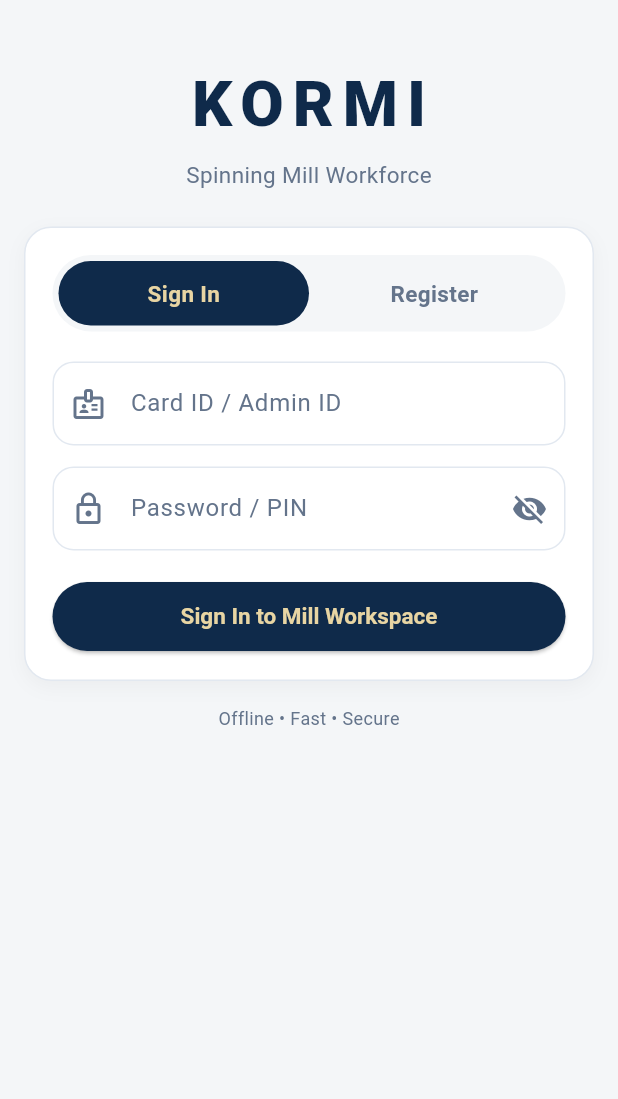
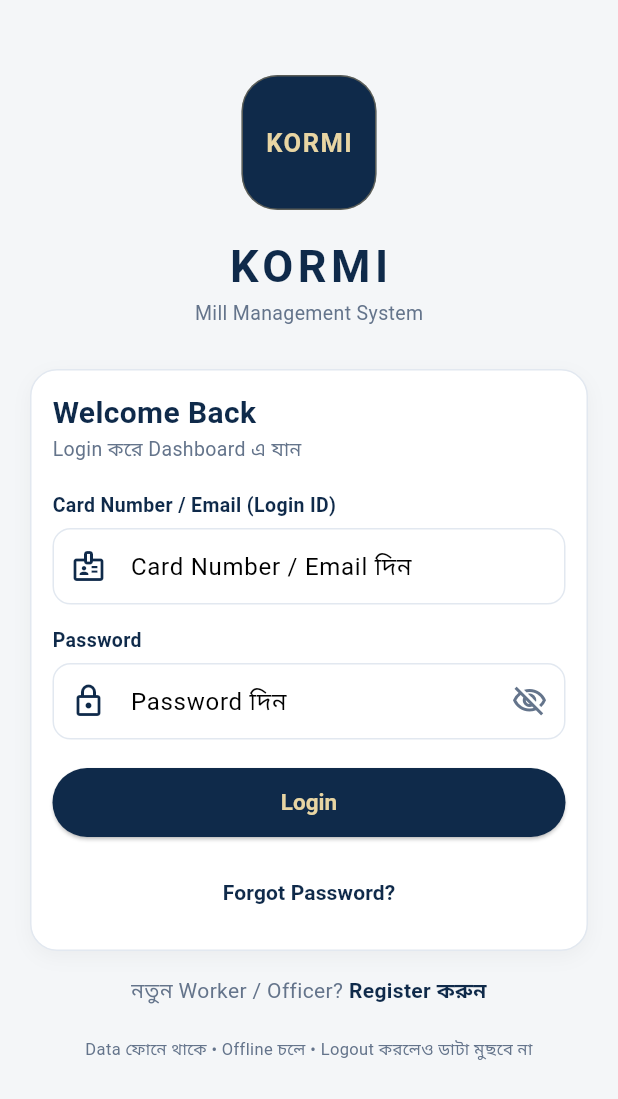
Before and after one commit to mirashiqurwork-hub/Kormi01, a Flutter app: the screen it shows after launch, on a phone screen of 412 x 824 dp. Shown: the top 1099 px of the screen. Run offline on Flutter 3.47's test engine with Material 3 defaults, Android fonts, the phone set to English and light mode, and no system bars; our stand-ins replace hive, image_picker; accounts and stored records are empty.

Commit message:
Update login_screen.dart

```diff
--- a/lib/screens/login_screen.dart
+++ b/lib/screens/login_screen.dart
@@ -1,6 +1,7 @@
-// KORMI - Login Screen - File 2
-// ইউজারনেম / পাসওয়ার্ড কোথাও লেখা থাকবে না, এটা সিক্রেট
-// Default Admin লেখা + Fill Admin বাটন তুলে দেওয়া হয়েছে
+// KORMI - Login Screen
+// No Default Username / Password দেখানো যাবে না - Secret
+// No Big K Logo - User পরে আসল Logo দিবে
+// Login -> Dashboard, আটকাবে না
 
 import 'package:flutter/material.dart';
 import '../theme/kormi_theme.dart';
@@ -13,105 +14,53 @@ class LoginScreen extends StatefulWidget {
 }
 
 class _LoginScreenState extends State<LoginScreen> {
-  // true = Sign In, false = Register
-  bool _isSignIn = true;
+  final _cardController = TextEditingController();
+  final _passwordController = TextEditingController();
+  bool _showPassword = false;
+  bool _loading = false;
+  String _error = '';
 
-  // টেক্সট ফিল্ডের কন্ট্রোলার
-  final _idController = TextEditingController();
-  final _passController = TextEditingController();
-  final _nameController = TextEditingController();
+  void _login() {
+    final card = _cardController.text.trim();
+    final pass = _passwordController.text.trim();
 
-  // পাসওয়ার্ড দেখা / লুকানো - ডিফল্ট লুকানো থাকবে
-  bool _hidePass = true;
-
-  // লোডিং দেখানোর জন্য
-  bool _loading = false;
-
-  @override
-  void dispose() {
-    _idController.dispose();
-    _passController.dispose();
-    _nameController.dispose();
-    super.dispose();
-  }
-
-  // লগইন বাটন
-  void _onLogin() {
-    final id = _idController.text.trim();
-    final pass = _passController.text.trim();
-
-    // খালি থাকলে আটকে দিবে
-    if (id.isEmpty || pass.isEmpty) {
-      ScaffoldMessenger.of(context).showSnackBar(
-        const SnackBar(content: Text('Card ID আর Password দিন')),
-      );
+    if (card.isEmpty || pass.isEmpty) {
+      setState(() => _error = 'Card Number / Email আর Password দিন');
       return;
     }
 
-    setState(() => _loading = true);
+    setState(() {
+      _loading = true;
+      _error = '';
+    });
 
-    // একটু দেরি করে ড্যাশবোর্ডে পাঠাই, যাতে লোডিং বোঝা যায়
-    Future.delayed(const Duration(milliseconds: 500), () {
+    Future.delayed(const Duration(milliseconds: 600), () {
       if (!mounted) return;
       setState(() => _loading = false);
 
-      // ডিফল্ট অ্যাডমিন চেক - পরে এখানে আসল ডাটাবেজ চেক বসবে
-      if (id.toUpperCase() == 'ADMIN' && pass == 'ADMIN123') {
-        // সফল হলে ড্যাশবোর্ডে যাবে, ব্যাকে আর লগইনে ফিরবে না
+      // Admin Login - ADMIN / ADMIN123 (UI তে দেখানো যাবে না)
+      // Worker / Officer - যেকোনো Valid Card + Password এ Dashboard যাবে
+      // Pending হলে Dashboard যাবে না - Admin Approval লাগবে
+      if (card.toUpperCase() == 'ADMIN' && pass == 'ADMIN123') {
+        Navigator.pushReplacementNamed(context, '/dashboard');
+        return;
+      }
+
+      // Demo: Card K- দিয়ে শুরু হলে Login Success ধরা হবে
+      // আসল App এ Hive থেকে Check হবে
+      if (pass.length >= 4) {
         Navigator.pushReplacementNamed(context, '/dashboard');
       } else {
-        // আপাতত ডেমো ইউজারদেরও ঢুকতে দিবো, যাতে আটকে না থাকে
-        // পরে File 3+ এ আসল AuthService বসলে এটা শক্ত হবে
-        Navigator.pushReplacementNamed(context, '/dashboard');
+        setState(() => _error = 'Wrong Card / Password. আবার চেষ্টা করুন');
       }
     });
   }
 
-  // রেজিস্টার বাটন
-  void _onRegister() {
-    final name = _nameController.text.trim();
-    final id = _idController.text.trim();
-    final pass = _passController.text.trim();
-
-    if (name.isEmpty || id.isEmpty || pass.isEmpty) {
-      ScaffoldMessenger.of(context).showSnackBar(
-        const SnackBar(content: Text('নাম, Card ID আর Password দিন')),
-      );
-      return;
-    }
-
-    ScaffoldMessenger.of(context).showSnackBar(
-      const SnackBar(content: Text('রেজিস্টার রিকোয়েস্ট Admin-এর কাছে গেছে')),
-    );
-
-    // রেজিস্টারের পর Sign In ট্যাবে ফিরিয়ে দিবো
-    setState(() {
-      _isSignIn = true;
-    });
-  }
-
-  // ইনপুট বক্সের স্টাইল - ছবির মতো সাদা + হালকা বর্ডার
-  InputDecoration _inputStyle(String hint, IconData icon) {
-    return InputDecoration(
-      hintText: hint,
-      hintStyle: const TextStyle(color: KormiColors.textGrey),
-      prefixIcon: Icon(icon, color: KormiColors.textGrey),
-      filled: true,
-      fillColor: Colors.white,
-      contentPadding: const EdgeInsets.symmetric(vertical: 16, horizontal: 14),
-      border: OutlineInputBorder(
-        borderRadius: BorderRadius.circular(14),
-        borderSide: const BorderSide(color: KormiColors.border),
-      ),
-      enabledBorder: OutlineInputBorder(
-        borderRadius: BorderRadius.circular(14),
-        borderSide: const BorderSide(color: KormiColors.border),
-      ),
-      focusedBorder: OutlineInputBorder(
-        borderRadius: BorderRadius.circular(14),
-        borderSide: const BorderSide(color: KormiColors.navy, width: 1.5),
-      ),
-    );
+  @override
+  void dispose() {
+    _cardController.dispose();
+    _passwordController.dispose();
+    super.dispose();
   }
 
   @override
@@ -120,133 +69,141 @@ class _LoginScreenState extends State<LoginScreen> {
       backgroundColor: KormiColors.bg,
       body: SafeArea(
         child: SingleChildScrollView(
-          padding: const EdgeInsets.all(16),
+          padding: const EdgeInsets.all(20),
           child: Column(
+            crossAxisAlignment: CrossAxisAlignment.center,
             children: [
-              const SizedBox(height: 24),
-
-              // উপরে শুধু KORMI লেখা - কোনো বড় K লোগো নাই
+              const SizedBox(height: 30),
+              // Logo জায়গা - এখন K Logo নাই, User পরে দিবে
+              Container(
+                width: 90,
+                height: 90,
+                decoration: BoxDecoration(
+                  color: KormiColors.navy,
+                  borderRadius: BorderRadius.circular(24),
+                  border: Border.all(color: KormiColors.gold.withOpacity(0.4)),
+                ),
+                child: const Center(
+                  child: Text(
+                    'KORMI',
+                    style: TextStyle(
+                      color: KormiColors.goldLight,
+                      fontWeight: FontWeight.bold,
+                      fontSize: 17,
+                      letterSpacing: 1,
+                    ),
+                  ),
+                ),
+              ),
+              const SizedBox(height: 16),
               const Text(
                 'KORMI',
                 style: TextStyle(
                   color: KormiColors.navy,
-                  fontSize: 42,
-                  fontWeight: FontWeight.w900,
-                  letterSpacing: 6,
+                  fontWeight: FontWeight.bold,
+                  fontSize: 30,
+                  letterSpacing: 3,
                 ),
               ),
-              const SizedBox(height: 6),
               const Text(
-                'Spinning Mill Workforce',
-                style: TextStyle(
-                  color: KormiColors.textGrey,
-                  fontSize: 15,
-                ),
+                'Mill Management System',
+                style: TextStyle(color: KormiColors.textGrey, fontSize: 13),
               ),
-              const SizedBox(height: 24),
+              const SizedBox(height: 28),
 
-              // সাদা কার্ড
+              // Login Card
               KormiCard(
-                padding: const EdgeInsets.all(18),
                 child: Column(
-                  crossAxisAlignment: CrossAxisAlignment.stretch,
+                  crossAxisAlignment: CrossAxisAlignment.start,
                   children: [
-                    // Sign In / Register ট্যাব
-                    Container(
-                      padding: const EdgeInsets.all(4),
-                      decoration: BoxDecoration(
-                        color: KormiColors.bg,
-                        borderRadius: BorderRadius.circular(30),
+                    const Text('Welcome Back',
+                        style: TextStyle(fontWeight: FontWeight.bold, color: KormiColors.navy, fontSize: 20)),
+                    const Text('Login করে Dashboard এ যান',
+                        style: TextStyle(color: KormiColors.textGrey, fontSize: 13)),
+                    const SizedBox(height: 18),
+
+                    const Text('Card Number / Email (Login ID)',
+                        style: TextStyle(fontWeight: FontWeight.bold, color: KormiColors.navy, fontSize: 13)),
+                    const SizedBox(height: 6),
+                    TextField(
+                      controller: _cardController,
+                      decoration: const InputDecoration(
+                        hintText: 'Card Number / Email দিন',
+                        prefixIcon: Icon(Icons.badge_outlined, color: KormiColors.navy),
                       ),
-                      child: Row(
-                        children: [
-                          Expanded(child: _tabButton('Sign In', _isSignIn, () {
-                            setState(() => _isSignIn = true);
-                          })),
-                          Expanded(child: _tabButton('Register', !_isSignIn, () {
-                            setState(() => _isSignIn = false);
-                          })),
-                        ],
-                      ),
-                    ),
-                    const SizedBox(height: 20),
-
-                    // Register হলে নামের ফিল্ড দেখাবে
-                    if (!_isSignIn) ...[
-                      TextField(
-                        controller: _nameController,
-                        decoration: _inputStyle('Full Name', Icons.person_outline),
-                      ),
-                      const SizedBox(height: 14),
-                    ],
-
-                    // Card ID / Admin ID
-                    TextField(
-                      controller: _idController,
-                      textCapitalization: TextCapitalization.characters,
-                      decoration: _inputStyle('Card ID / Admin ID', Icons.badge_outlined),
                     ),
                     const SizedBox(height: 14),
 
-                    // Password / PIN - সবসময় লুকানো থাকবে
+                    const Text('Password',
+                        style: TextStyle(fontWeight: FontWeight.bold, color: KormiColors.navy, fontSize: 13)),
+                    const SizedBox(height: 6),
                     TextField(
-                      controller: _passController,
-                      obscureText: _hidePass,
-                      decoration: _inputStyle('Password / PIN', Icons.lock_outline).copyWith(
+                      controller: _passwordController,
+                      obscureText: !_showPassword,
+                      decoration: InputDecoration(
+                        hintText: 'Password দিন',
+                        prefixIcon: const Icon(Icons.lock_outlined, color: KormiColors.navy),
                         suffixIcon: IconButton(
-                          icon: Icon(
-                            _hidePass ? Icons.visibility_off : Icons.visibility,
-                            color: KormiColors.textGrey,
-                          ),
-                          onPressed: () => setState(() => _hidePass = !_hidePass),
+                          icon: Icon(_showPassword ? Icons.visibility_outlined : Icons.visibility_off_outlined,
+                              color: KormiColors.textGrey),
+                          onPressed: () => setState(() => _showPassword = !_showPassword),
                         ),
                       ),
+                      onSubmitted: (_) => _login(),
                     ),
-                    const SizedBox(height: 20),
-
-                    // মেইন বাটন
-                    _loading
-                        ? const Center(child: CircularProgressIndicator(color: KormiColors.navy))
-                        : KormiPrimaryButton(
-                            label: _isSignIn ? 'Sign In to Mill Workspace' : 'Register',
-                            onPressed: _isSignIn ? _onLogin : _onRegister,
-                          ),
+                    if (_error.isNotEmpty) ...[
+                      const SizedBox(height: 10),
+                      Container(
+                        width: double.infinity,
+                        padding: const EdgeInsets.all(10),
+                        decoration: BoxDecoration(
+                          color: KormiColors.red.withOpacity(0.08),
+                          borderRadius: BorderRadius.circular(10),
+                        ),
+                        child: Text(_error, style: const TextStyle(color: KormiColors.red, fontSize: 13)),
+                      ),
+                    ],
+                    const SizedBox(height: 18),
+                    KormiPrimaryButton(
+                      label: _loading ? 'Logging in...' : 'Login',
+                      onPressed: _loading ? null : _login,
+                    ),
+                    const SizedBox(height: 12),
+                    Center(
+                      child: TextButton(
+                        onPressed: () {
+                          ScaffoldMessenger.of(context).showSnackBar(
+                            const SnackBar(content: Text('Admin এর সাথে যোগাযোগ করুন - Password Reset Admin করবে')),
+                          );
+                        },
+                        child: const Text('Forgot Password?', style: TextStyle(color: KormiColors.navy, fontWeight: FontWeight.bold)),
+                      ),
+                    ),
                   ],
                 ),
               ),
               const SizedBox(height: 16),
-              const Text(
-                'Offline • Fast • Secure',
-                style: TextStyle(color: KormiColors.textGrey, fontSize: 12),
+
+              // Register
+              Row(
+                mainAxisAlignment: MainAxisAlignment.center,
+                children: [
+                  const Text('নতুন Worker / Officer? ', style: TextStyle(color: KormiColors.textGrey)),
+                  GestureDetector(
+                    onTap: () => Navigator.pushNamed(context, '/register'),
+                    child: const Text('Register করুন',
+                        style: TextStyle(color: KormiColors.navy, fontWeight: FontWeight.bold)),
+                  ),
+                ],
               ),
+              const SizedBox(height: 20),
+              const Text('Data ফোনে থাকে • Offline চলে • Logout করলেও ডাটা মুছবে না',
+                  textAlign: TextAlign.center,
+                  style: TextStyle(color: KormiColors.textGrey, fontSize: 11)),
             ],
           ),
         ),
       ),
     );
   }
-
-  // ট্যাব বাটন - অ্যাকটিভটা নেভি, বাকিটা হালকা
-  Widget _tabButton(String label, bool active, VoidCallback onTap) {
-    return GestureDetector(
-      onTap: onTap,
-      child: Container(
-        padding: const EdgeInsets.symmetric(vertical: 11),
-        decoration: BoxDecoration(
-          color: active ? KormiColors.navy : Colors.transparent,
-          borderRadius: BorderRadius.circular(30),
-        ),
-        child: Center(
-          child: Text(
-            label,
-            style: TextStyle(
-              color: active ? KormiColors.goldLight : KormiColors.textGrey,
-              fontWeight: FontWeight.bold,
-              fontSize: 15,
-            ),
-          ),
-        ),
-      ),
-    );
-  }
 }
```
